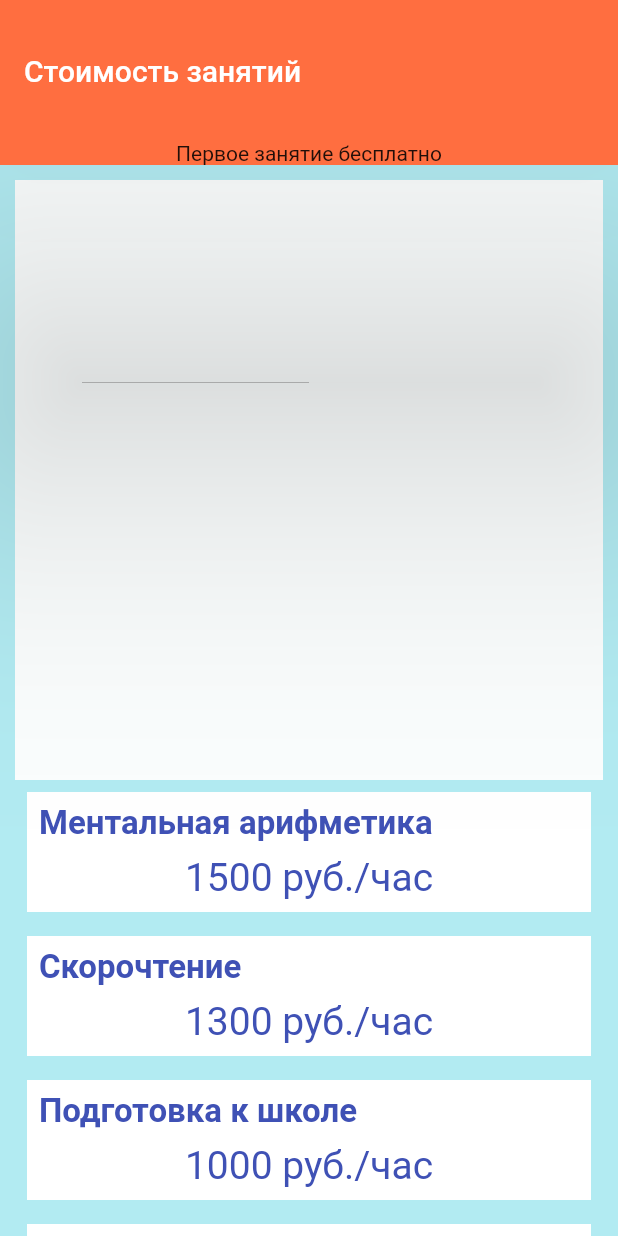
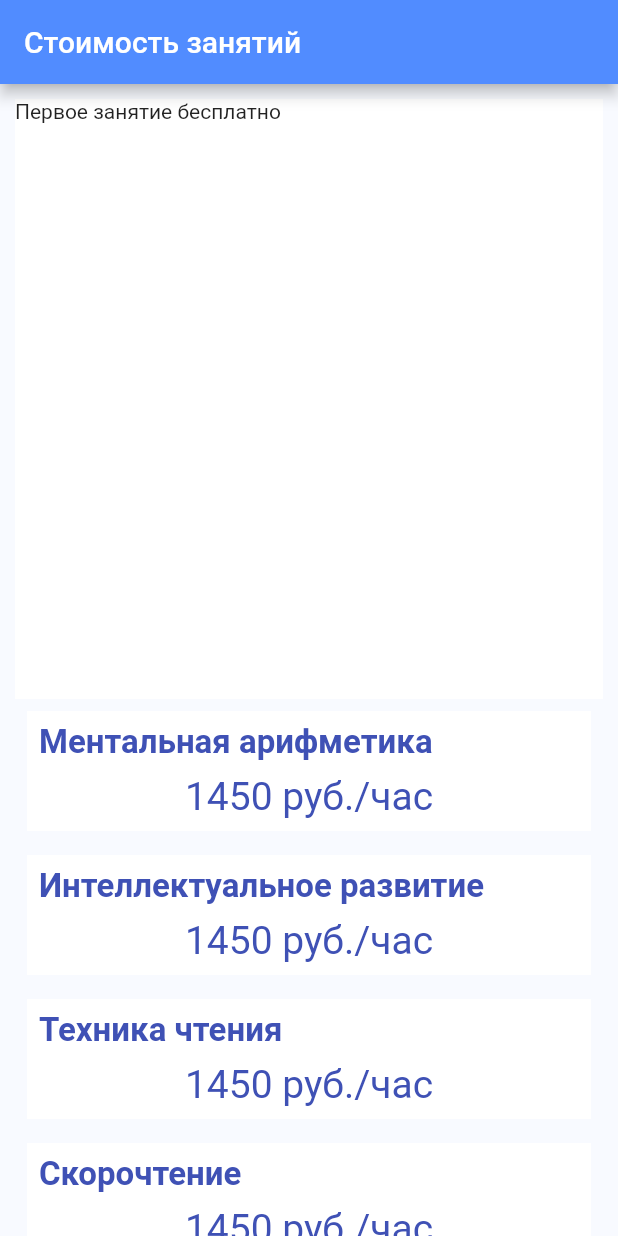
Before and after one commit to abigotado/Intellect_MO, a Flutter app: the screen it shows after launch, on a phone screen of 412 x 824 dp. Run offline on Flutter 3.47's test engine with Material 2 defaults, Android fonts, the phone set to English and light mode, and no system bars.

Commit message:
Basic point

```diff
--- a/lib/main.dart
+++ b/lib/main.dart
@@ -9,17 +9,19 @@ void main() {
 class MyApp extends StatelessWidget {
   // This widget is the root of your application.
   final List<PriceItemType> priceListItems = [
-    PriceItemType(name: "Ментальная арифметика", price: 1500),
-    PriceItemType(name: "Скорочтение", price: 1300),
-    PriceItemType(name: "Подготовка к школе", price: 1000),
-    PriceItemType(name: "Помощь с домашними заданиями", price: 1100),
+    PriceItemType(name: "Ментальная арифметика", price: 1450),
+    PriceItemType(name: "Интеллектуальное развитие", price: 1450),
+    PriceItemType(name: "Техника чтения", price: 1450),
+    PriceItemType(name: "Скорочтение", price: 1450),
+    PriceItemType(name: "Подготовка к школе", price: 1450),
+    PriceItemType(name: "Помощь с домашними заданиями", price: 1000),
   ];
 
   @override
   Widget build(BuildContext context) {
     return MaterialApp(
       home: Scaffold(
-        backgroundColor: Colors.cyan[100],
+          backgroundColor: Color.fromRGBO(248, 250, 255, 1),
           body: SafeArea(
             child: ListView.builder(
                 padding: EdgeInsets.all(10),
@@ -30,19 +32,17 @@ class MyApp extends StatelessWidget {
                         color: Colors.white.withOpacity(0.95),
                         width: 400,
                         height: 400,
-                      child: Text(""));
+                        child: Text("Первое занятие бесплатно"));
                   }
-                int numberOfExtraWidget = 1; // here we have 1 ExtraWidget i.e Container.
+                  int numberOfExtraWidget =
+                      1; // here we have 1 ExtraWidget i.e Container.
                   index = index - numberOfExtraWidget;
                   return PriceItem(value: priceListItems[index]);
                 }),
           ),
           appBar: AppBar(
-          toolbarHeight: 100,
             title: Text("Стоимость занятий"),
-            backgroundColor: Colors.deepOrangeAccent,
-            elevation: 100, bottom: PreferredSize(
-            child: Text("Первое занятие бесплатно"), preferredSize: Size(10, 10)),
+            backgroundColor: Color.fromRGBO(81, 140, 255, 1),
           )),
     );
   }
```
Lines whose indentation alone changed are shown as unchanged.
